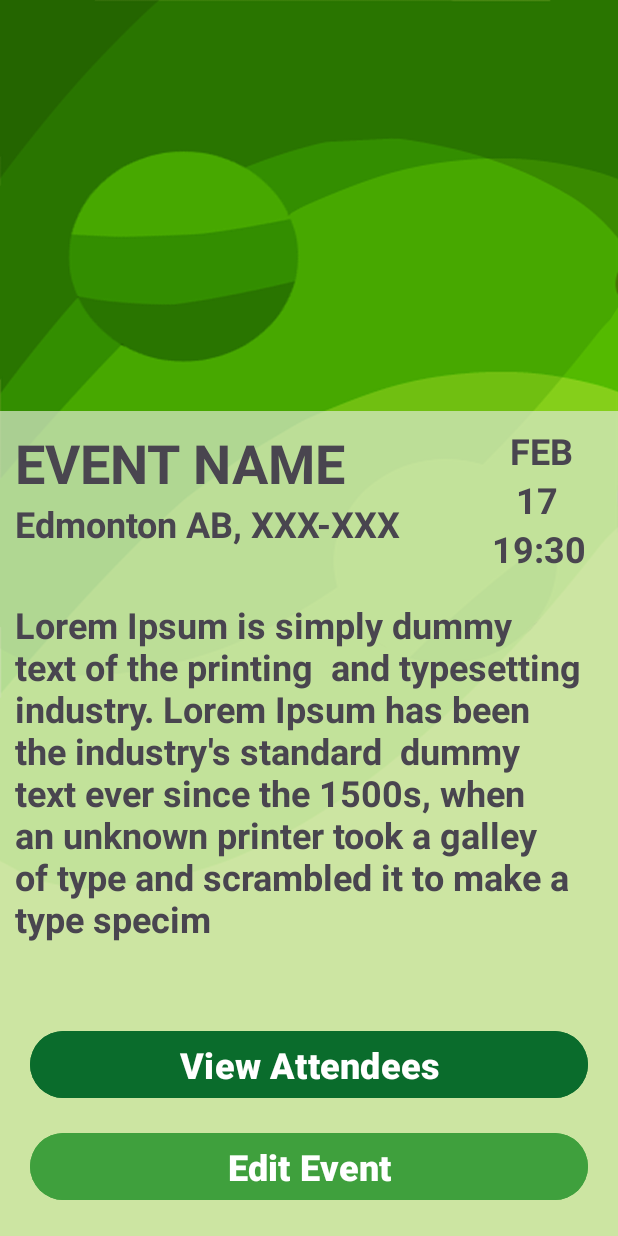
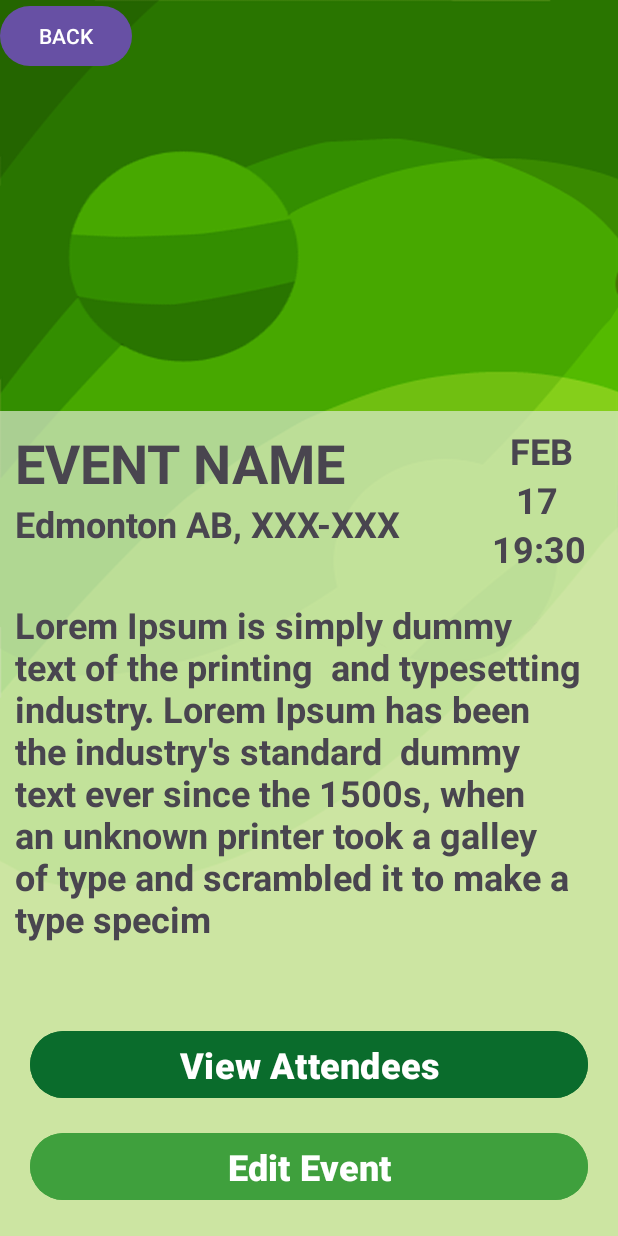
Before and after one commit to NathanThai2201/CollatzCheckIn, an Android app: the layout fragment_event_view.xml on its own in the app's theme, with its tools: preview values and no code run, on a phone screen of 412 x 824 dp. Run offline under Robolectric (Android 15) with nearby library versions, the phone set to English and light mode, and no system bars.

Commit message:
add location to event and back button to return to event list

```diff
--- a/app/src/main/java/com/example/collatzcheckin/EventArrayAdapter.java
+++ b/app/src/main/java/com/example/collatzcheckin/EventArrayAdapter.java
@@ -38,7 +38,7 @@ public class EventArrayAdapter extends ArrayAdapter<Event> {
         TextView eventDate = view.findViewById(R.id.event_list_date);
 
         String[] wordList = event.getEventDate().split(" ");
-        String parsedString = wordList[1] + " " + wordList[2] + ", " + wordList[wordList.length - 1];
+        String parsedString = wordList[0] + " " + wordList[1] + ", " + wordList[wordList.length - 1];
 
         eventTitle.setText(event.getEventTitle());
         eventDate.setText(parsedString);
--- a/app/src/main/java/com/example/collatzcheckin/EventListFragment.java
+++ b/app/src/main/java/com/example/collatzcheckin/EventListFragment.java
@@ -54,9 +54,10 @@ public class EventListFragment extends Fragment {
                         String eventDate = doc.getString("Event Date");
                         String eventDescription = doc.getString("Event Description");
                         String eventPoster = doc.getString("Event Poster");
+                        String eventLocation = doc.getString("Event Location");
                         String memberLimit = doc.getString("Member Limit");
 
-                        eventDataList.add(new Event(eventTitle, eventOrganizer, eventDate, eventDescription, eventPoster, Integer.parseInt(memberLimit)));
+                        eventDataList.add(new Event(eventTitle, eventOrganizer, eventDate, eventDescription, eventPoster, eventLocation, Integer.parseInt(memberLimit)));
                     }
 
                     eventArrayAdapter.notifyDataSetChanged();
@@ -67,8 +68,7 @@ public class EventListFragment extends Fragment {
         eventList.setOnItemClickListener(new AdapterView.OnItemClickListener()
         {
             @Override
-            public void onItemClick(AdapterView<?> adapter, View v, int position,
-                                    long arg3)
+            public void onItemClick(AdapterView<?> adapter, View v, int position, long arg3)
             {
 
                 Event event = (Event)adapter.getItemAtPosition(position);
--- a/app/src/main/res/layout/fragment_event_view.xml
+++ b/app/src/main/res/layout/fragment_event_view.xml
@@ -151,5 +151,13 @@
 
     </androidx.constraintlayout.widget.ConstraintLayout>
 
+    <Button
+        android:id="@+id/back_button_event_view"
+        android:layout_width="wrap_content"
+        android:layout_height="wrap_content"
+        android:text="BACK"
+        app:layout_constraintStart_toStartOf="parent"
+        app:layout_constraintTop_toTopOf="parent" />
+
 
 </androidx.constraintlayout.widget.ConstraintLayout>
```
Also changed, not shown: app/src/main/java/com/example/collatzcheckin/Event.java (+11 -1 lines), app/src/main/java/com/example/collatzcheckin/EventDB.java (+1 -26 lines), app/src/main/java/com/example/collatzcheckin/EventViewFragment.java (+17 -3 lines), app/src/main/java/com/example/collatzcheckin/MainActivity.java (+5 -2 lines).
